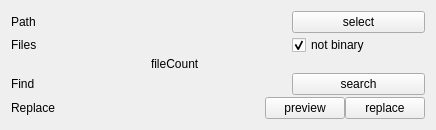
Old version of the form src/widget/searchoptionswidget.ui in the repository mugiseyebrows/mugi-grep.
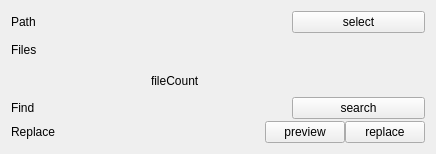
New version of the form. Custom widgets are drawn as their Qt base class.

The edit to the form file:
```diff
--- a/src/widget/searchoptionswidget.ui
+++ b/src/widget/searchoptionswidget.ui
@@ -7,7 +7,7 @@
     <x>0</x>
     <y>0</y>
     <width>436</width>
-    <height>129</height>
+    <height>154</height>
    </rect>
   </property>
   <property name="windowTitle">
@@ -41,16 +41,6 @@
        </property>
       </widget>
      </item>
-     <item row="1" column="2">
-      <widget class="QCheckBox" name="notBinary">
-       <property name="text">
-        <string>not binary</string>
-       </property>
-       <property name="checked">
-        <bool>true</bool>
-       </property>
-      </widget>
-     </item>
      <item row="4" column="0">
       <widget class="QLabel" name="replaceLabel">
        <property name="text">
```
